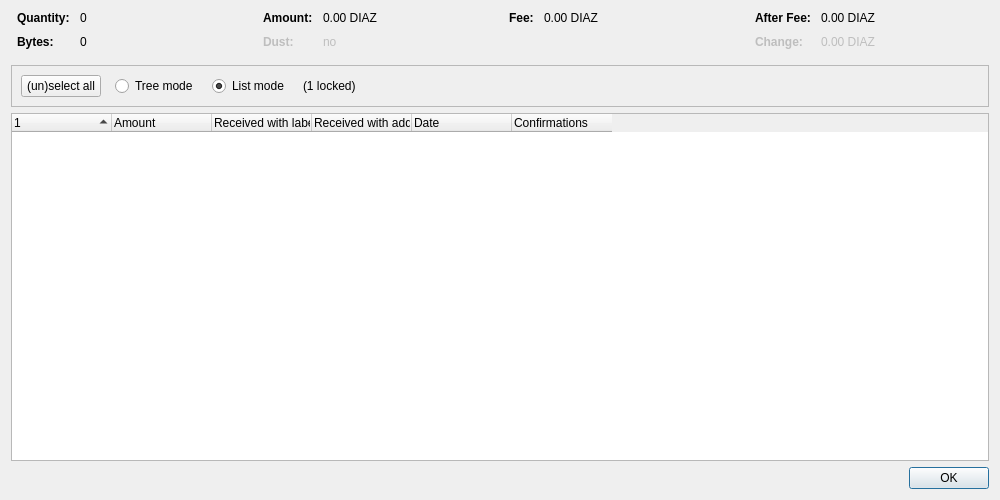
diazcoin/diaz, file src/qt/forms/coincontroldialog.ui: the form before one commit.
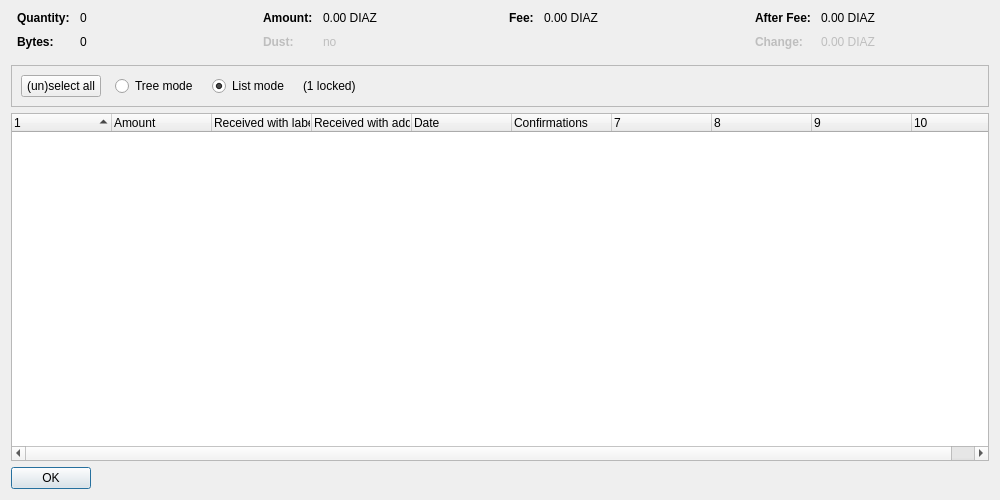
The form after the commit. Custom widgets are drawn as their Qt base class.

```diff
--- a/src/qt/forms/coincontroldialog.ui
+++ b/src/qt/forms/coincontroldialog.ui
@@ -402,7 +402,7 @@
       <bool>false</bool>
      </property>
      <property name="columnCount">
-      <number>6</number>
+      <number>10</number>
      </property>
      <attribute name="headerShowSortIndicator" stdset="0">
       <bool>true</bool>
@@ -467,6 +467,12 @@
    </item>
    <item>
     <widget class="QDialogButtonBox" name="buttonBox">
+     <property name="sizePolicy">
+      <sizepolicy hsizetype="Maximum" vsizetype="Fixed">
+       <horstretch>0</horstretch>
+       <verstretch>0</verstretch>
+      </sizepolicy>
+     </property>
      <property name="orientation">
       <enum>Qt::Horizontal</enum>
      </property>
```
